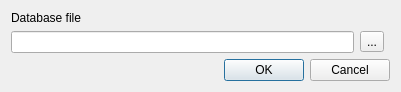
This is designer/camo_connect_window.ui in JonRob812/CAMOnion as Qt 5 draws it before an edit. The edited form follows.
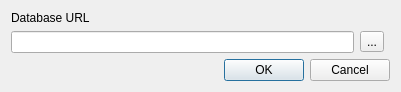
This is the edited form.

The edit to the form file:
```diff
--- a/designer/camo_connect_window.ui
+++ b/designer/camo_connect_window.ui
@@ -7,7 +7,7 @@
     <x>0</x>
     <y>0</y>
     <width>401</width>
-    <height>74</height>
+    <height>86</height>
    </rect>
   </property>
   <property name="windowTitle">
@@ -17,7 +17,7 @@
    <item row="0" column="0">
     <widget class="QLabel" name="label">
      <property name="text">
-      <string>Database file</string>
+      <string>Database URL</string>
      </property>
     </widget>
    </item>
```
Left out of the diff: 2 changed lines with no effect on the pictures.
